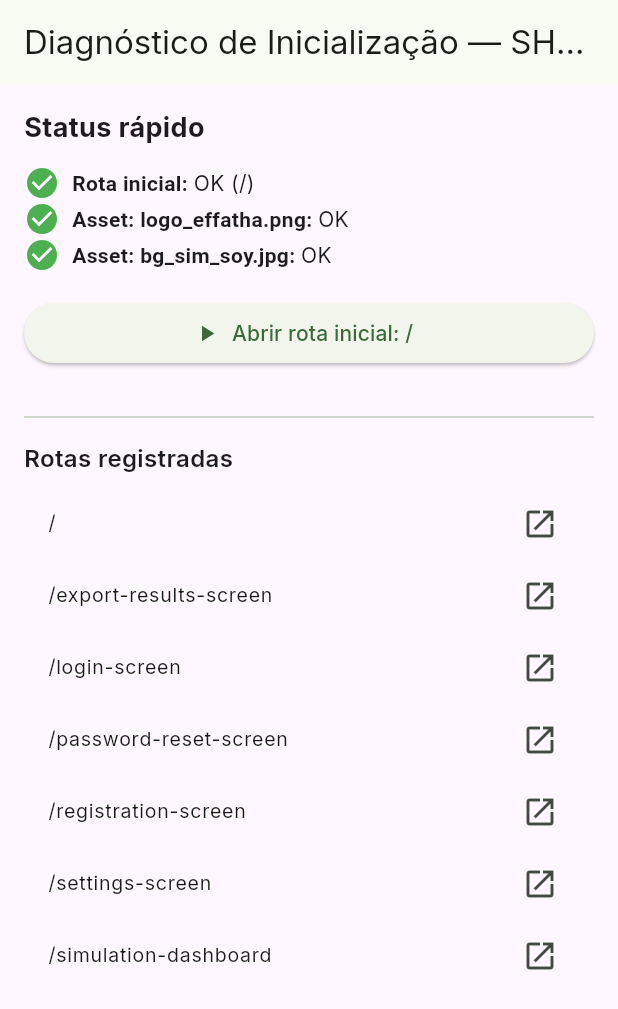
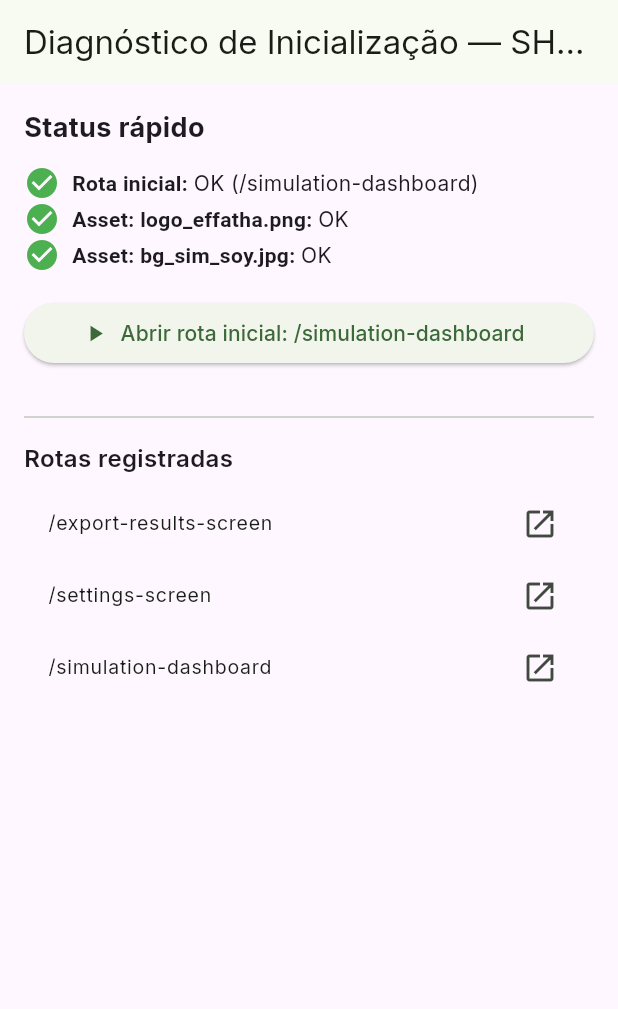
Before and after one commit to lovatorodrigo/effatha_agro_simulator, a Flutter app: the screen it shows after launch, on a phone screen of 412 x 824 dp. Shown: the top 1009 px of the screen. Run offline on Flutter 3.47's test engine with Material 3 defaults, Android fonts, the phone set to English and light mode, and no system bars; our stand-ins replace cached_network_image, connectivity_plus, flutter_svg, google_fonts, google_sign_in, image_picker and 5 more; generated files the repository leaves out were written again.

Commit message:
Update app_routes.dart

```diff
--- a/lib/routes/app_routes.dart
+++ b/lib/routes/app_routes.dart
@@ -1,29 +1,20 @@
 // lib/routes/app_routes.dart
 import 'package:flutter/widgets.dart';
 
-import '../presentation/login_screen/login_screen.dart';
-import '../presentation/registration_screen/registration_screen.dart';
-import '../presentation/password_reset_screen/password_reset_screen.dart';
 import '../presentation/simulation_dashboard/simulation_dashboard.dart';
 import '../presentation/settings_screen/settings_screen.dart';
 import '../presentation/export_results_screen/export_results_screen.dart';
 
 class AppRoutes {
-  static const String initial = '/';
-  static const String passwordReset = '/password-reset-screen';
+  static const String initial = '/simulation-dashboard';
   static const String settings = '/settings-screen';
   static const String exportResults = '/export-results-screen';
-  static const String login = '/login-screen';
   static const String simulationDashboard = '/simulation-dashboard';
-  static const String registration = '/registration-screen';
 
   static Map<String, WidgetBuilder> routes = {
-    initial: (context) => LoginScreen(),
-    passwordReset: (context) => PasswordResetScreen(),
+    initial: (context) => SimulationDashboard(),
     settings: (context) => SettingsScreen(),
     exportResults: (context) => ExportResultsScreen(),
-    login: (context) => LoginScreen(),
     simulationDashboard: (context) => SimulationDashboard(),
-    registration: (context) => RegistrationScreen(),
   };
 }
```
